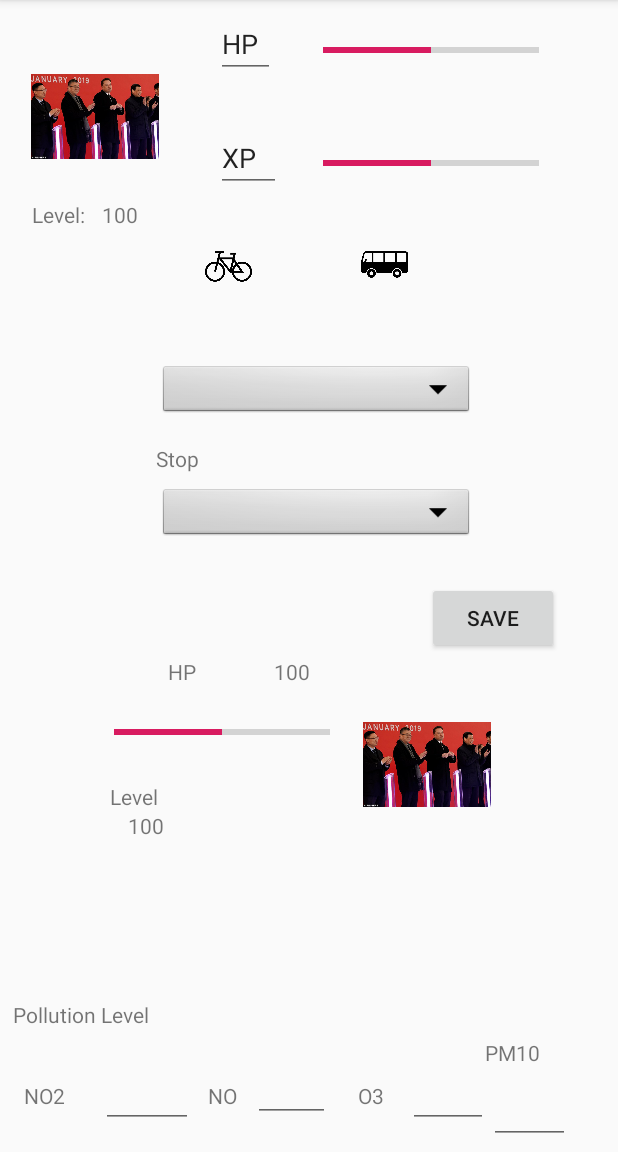
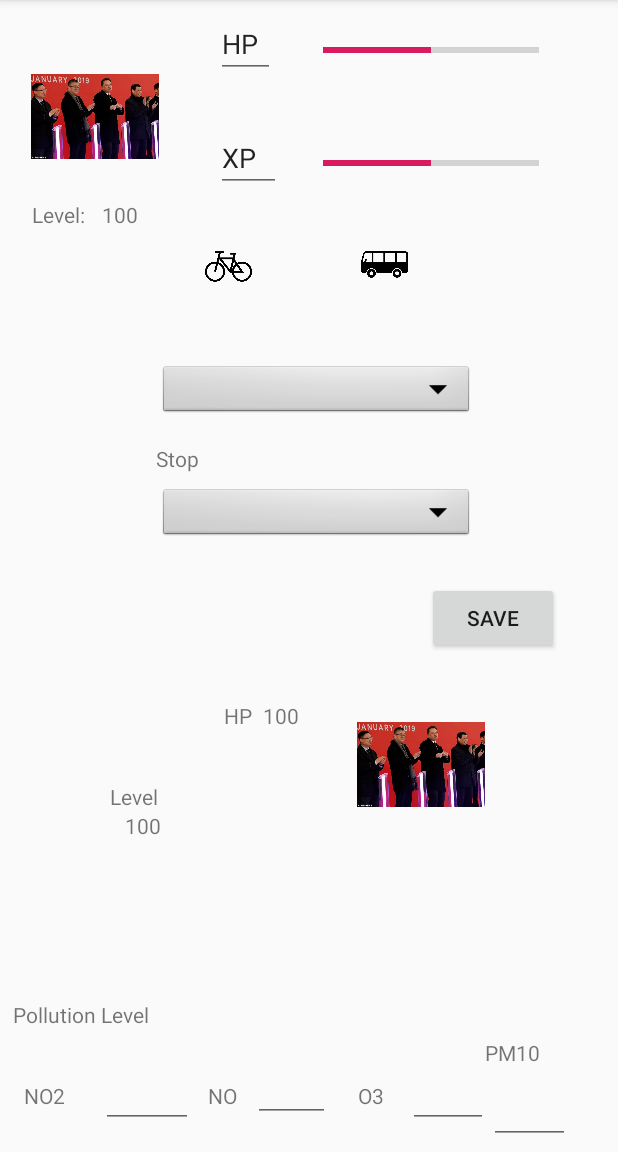
Before and after one commit to tatoalo/USI_Hackaton_2019, an Android app: the screen it shows after launch (MainActivity), on a phone screen of 412 x 824 dp, the part 84-1236 px from its top. Run offline under Robolectric (Android 15) with nearby library versions, the phone set to English and light mode, and no system bars; our stand-ins replace Picasso, Volley; network calls fail; pictures from the network do not load.

Commit message:
Revert "Var stuf"
This reverts commit 62441ef5bc36f7853e55568354f209d5ff456b34.

```diff
--- a/frontend/USIHackaton2019/app/src/main/java/com/tatoalo/usihackaton2019/MainActivity.java
+++ b/frontend/USIHackaton2019/app/src/main/java/com/tatoalo/usihackaton2019/MainActivity.java
@@ -39,7 +39,7 @@ public class MainActivity extends AppCompatActivity {//implements View.OnClickLi
 
     EditText hp, xp;
     TextView levelValue;
-    ProgressBar hpValue, xpValue,hpValueMonster;
+    ProgressBar hpValue, xpValue;
     ImageButton dataBike, dataBus;
     ImageView playerImage, monsterImage;
     Spinner startData, stopData;
@@ -68,7 +68,6 @@ public class MainActivity extends AppCompatActivity {//implements View.OnClickLi
         PM10 = (EditText) findViewById(R.id.PM10Value);
 
         hpValue = (ProgressBar) findViewById(R.id.hpValue);
-        hpValueMonster = (ProgressBar) findViewById(R.id.hpValueMonster);
         xpValue = (ProgressBar) findViewById(R.id.xpValue);
         levelValue = (TextView) findViewById(R.id.levelValue);
         hpMonsterValue = (TextView) findViewById(R.id.hpMonsterValue);
@@ -77,7 +76,6 @@ public class MainActivity extends AppCompatActivity {//implements View.OnClickLi
         hp.setFocusable(false);
         xp.setFocusable(false);
         hpValue.setFocusable(false);
-        hpValueMonster.setFocusable(false);
         xpValue.setFocusable(false);
         NO2.setFocusable(false);
         NO.setFocusable(false);
@@ -94,7 +92,6 @@ public class MainActivity extends AppCompatActivity {//implements View.OnClickLi
 
         //Init Values
         hpValue.setProgress(Integer.parseInt(hpValueString), true);
-        hpValueMonster.setProgress(Integer.parseInt(hpValueString), true);
         xpValue.setProgress(Integer.parseInt(xpValueString), true);
 
         String[] items = new String[]{"Test1", "Test2", "Test3"};
@@ -166,9 +163,6 @@ public class MainActivity extends AppCompatActivity {//implements View.OnClickLi
                             xpValue.setProgress(Integer.parseInt(xpValueString), true);
                             String urlImage = (String) json.get("icon");
                             Picasso.get().load(urlImage).into(playerImage);
-
-                            //JSONObject currentFight = (JSONObject) json.getJSONObject("user").get("current_fight");
-                            //hpValueMonster.setProgress(Integer.parseInt(hpValueString), true);
                         } catch (JSONException e) {
                             e.printStackTrace();
                         }
--- a/frontend/USIHackaton2019/app/src/main/res/layout/activity_main.xml
+++ b/frontend/USIHackaton2019/app/src/main/res/layout/activity_main.xml
@@ -5,18 +5,6 @@
     xmlns:tools="http://schemas.android.com/tools"
     android:layout_width="match_parent"
     android:layout_height="match_parent">
-
-    <ProgressBar
-        android:id="@+id/hpValueMonster"
-        style="?android:attr/progressBarStyleHorizontal"
-        android:layout_width="144dp"
-        android:layout_height="35dp"
-        android:layout_marginStart="75dp"
-        android:layout_marginTop="13dp"
-        android:layout_marginEnd="22dp"
-        app:layout_constraintEnd_toStartOf="@+id/monsterImage"
-        app:layout_constraintStart_toStartOf="parent"
-        app:layout_constraintTop_toBottomOf="@+id/hpLabel" />
 
     <ImageButton
         android:id="@+id/dataTypeBus"
@@ -329,8 +317,8 @@
         android:id="@+id/hpLabel"
         android:layout_width="wrap_content"
         android:layout_height="wrap_content"
-        android:layout_marginStart="112dp"
-        android:layout_marginTop="76dp"
+        android:layout_marginStart="149dp"
+        android:layout_marginTop="105dp"
         android:text="HP"
         app:layout_constraintStart_toStartOf="parent"
         app:layout_constraintTop_toBottomOf="@+id/dataStop" />
@@ -339,8 +327,8 @@
         android:id="@+id/hpMonsterValue"
         android:layout_width="wrap_content"
         android:layout_height="wrap_content"
-        android:layout_marginStart="52dp"
-        android:layout_marginTop="76dp"
+        android:layout_marginStart="7dp"
+        android:layout_marginTop="105dp"
         android:text="100"
         app:layout_constraintStart_toEndOf="@+id/hpLabel"
         app:layout_constraintTop_toBottomOf="@+id/dataStop" />
```
